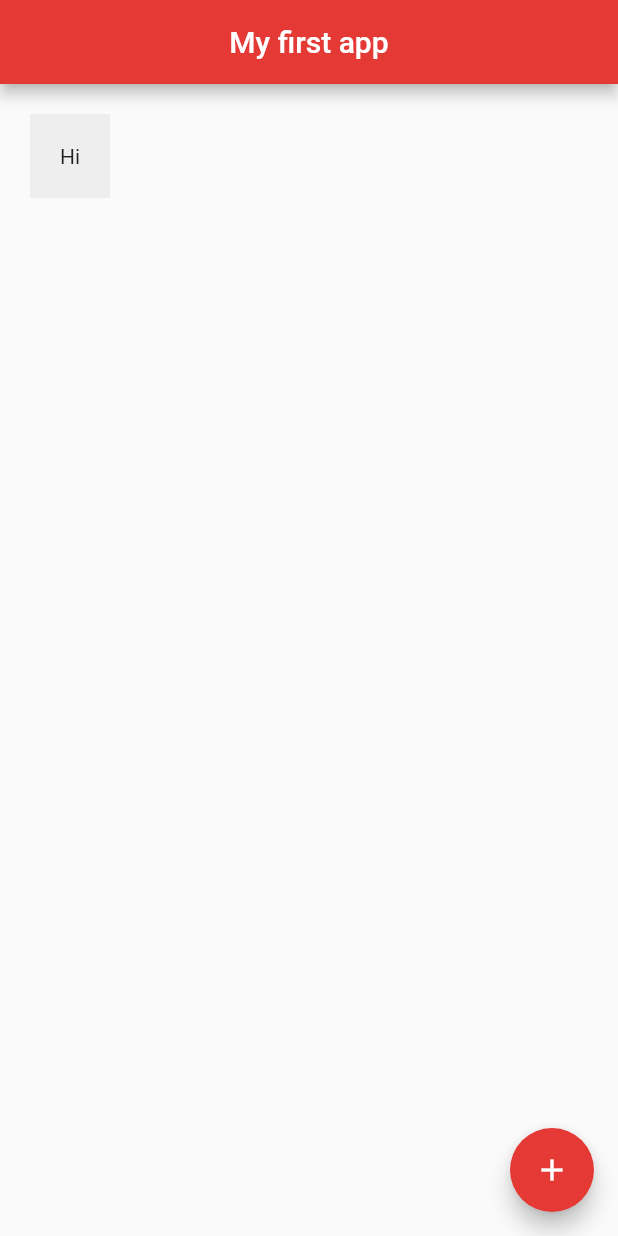
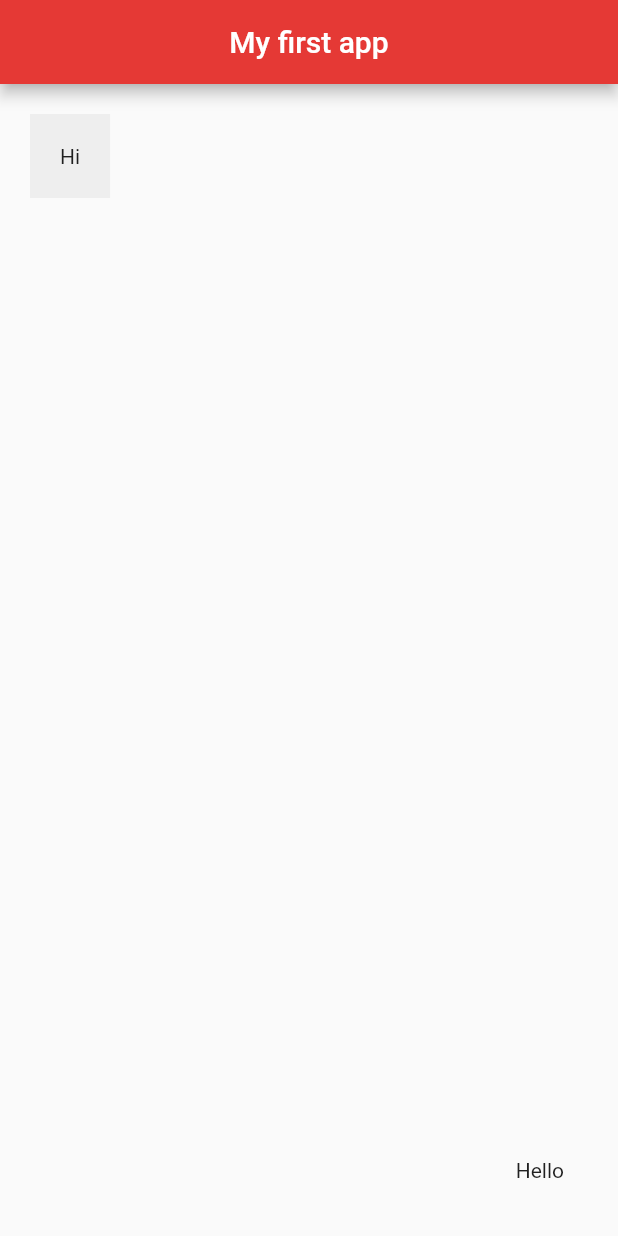
Before and after one commit to ashkarashku1/flutter_basics, a Flutter app: the screen it shows after launch, on a phone screen of 412 x 824 dp. Run offline on Flutter 3.47's test engine with Material 2 defaults, Android fonts, the phone set to English and light mode, and no system bars.

Commit message:
Padding widget

```diff
--- a/lib/main.dart
+++ b/lib/main.dart
@@ -19,13 +19,9 @@ class Home extends StatelessWidget {
         color: Colors.grey[200],
         child: Text('Hi'),
       ),
-      floatingActionButton: FloatingActionButton(
-        onPressed: () {},
-        child: Icon(
-          Icons.add,
-          color: Colors.white,
-        ),
-        backgroundColor: Colors.red[600],
+      floatingActionButton: Padding(
+        padding: EdgeInsets.all(20.0),
+        child: Text('Hello'),
       ),
     );
   }
```
